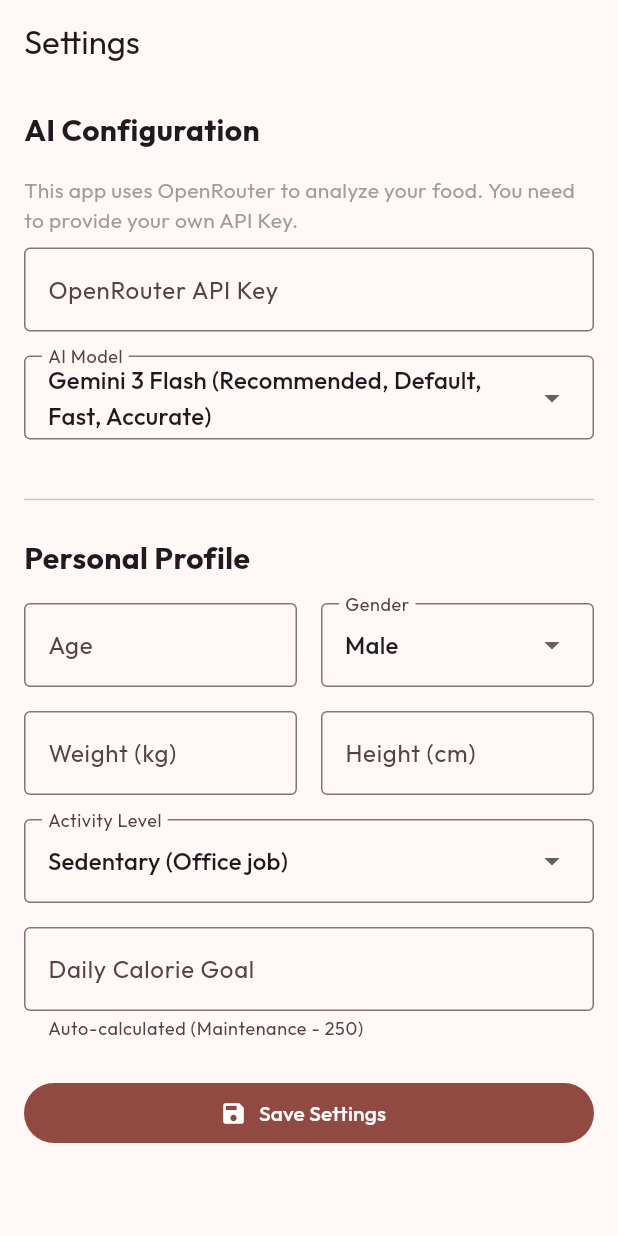
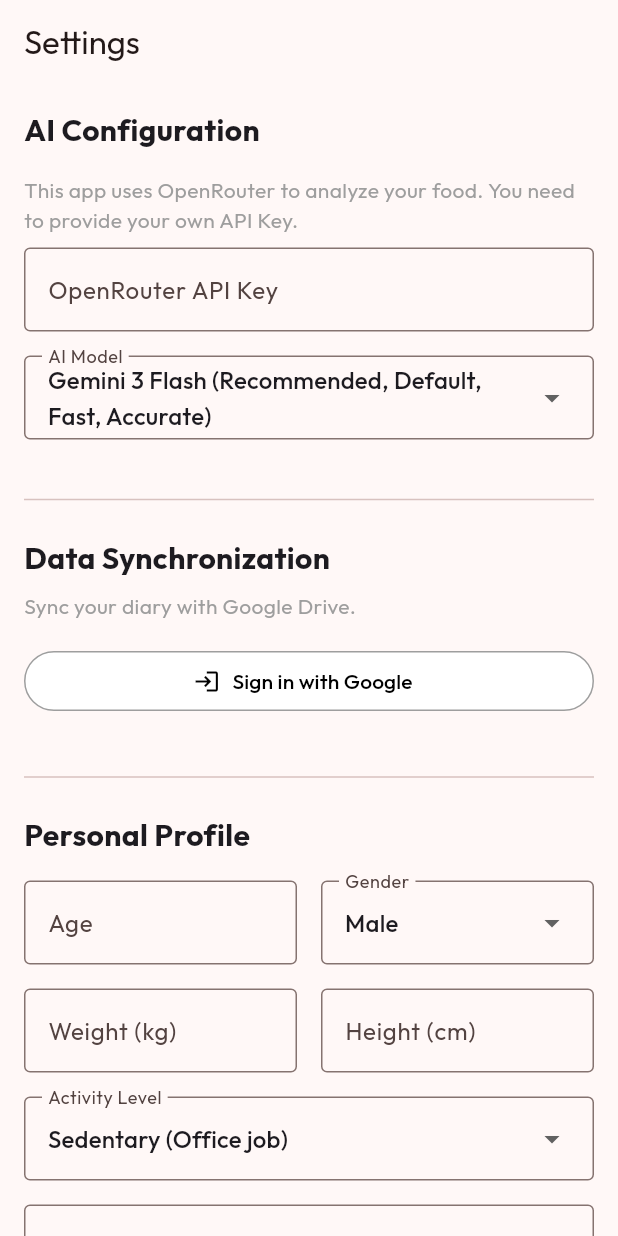
Before and after one commit to riki137/nutrinutri, a Flutter app: the SettingsPage screen opened by its route, on a phone screen of 412 x 824 dp. Run offline on Flutter 3.47's test engine with Material 3 defaults, Android fonts, the phone set to English and light mode, and no system bars; our stand-ins replace fl_chart, flutter_riverpod, gap, go_router, google_fonts, google_sign_in and 4 more; missing offline and left inert: extension_google_sign_in_as_googleapis_auth, googleapis; accounts and stored records are empty; generated files the repository leaves out were written again.

Commit message:
google sync

```diff
--- a/lib/features/settings/presentation/settings_page.dart
+++ b/lib/features/settings/presentation/settings_page.dart
@@ -2,6 +2,8 @@ import 'package:flutter/material.dart';
 import 'package:flutter_riverpod/flutter_riverpod.dart';
 import 'package:nutrinutri/core/providers.dart';
 import 'package:gap/gap.dart';
+import 'package:google_sign_in/google_sign_in.dart';
+import 'package:intl/intl.dart';
 
 class SettingsPage extends ConsumerStatefulWidget {
   const SettingsPage({super.key});
@@ -22,6 +24,8 @@ class _SettingsPageState extends ConsumerState<SettingsPage> {
   String _gender = 'male';
   String _activityLevel = 'sedentary';
   bool _isLoading = false;
+  bool _isSyncing = false;
+  GoogleSignInAccount? _currentUser;
 
   final Map<String, String> _models = {
     'google/gemini-3-flash-preview':
@@ -42,6 +46,55 @@ class _SettingsPageState extends ConsumerState<SettingsPage> {
   void initState() {
     super.initState();
     _loadSettings();
+    _initSync();
+  }
+
+  void _initSync() {
+    final syncService = ref.read(syncServiceProvider);
+    _currentUser = syncService.currentUser;
+    syncService.onCurrentUserChanged.listen((account) {
+      if (mounted) setState(() => _currentUser = account);
+    });
+    // Silent sign-in to restore session if available
+    syncService.signIn().catchError((e) {
+      debugPrint('Silent sign-in failed (expected if not signed in): $e');
+    });
+  }
+
+  Future<void> _handleSignIn() async {
+    try {
+      await ref.read(syncServiceProvider).signIn();
+    } catch (e) {
+      if (mounted) {
+        ScaffoldMessenger.of(
+          context,
+        ).showSnackBar(SnackBar(content: Text('Sign in failed: $e')));
+      }
+    }
+  }
+
+  Future<void> _handleSignOut() async {
+    await ref.read(syncServiceProvider).signOut();
+  }
+
+  Future<void> _handleSync() async {
+    setState(() => _isSyncing = true);
+    try {
+      final count = await ref.read(syncServiceProvider).sync();
+      if (mounted) {
+        ScaffoldMessenger.of(context).showSnackBar(
+          SnackBar(content: Text('Sync complete. $count items updated.')),
+        );
+      }
+    } catch (e) {
+      if (mounted) {
+        ScaffoldMessenger.of(
+          context,
+        ).showSnackBar(SnackBar(content: Text('Sync failed: $e')));
+      }
+    } finally {
+      if (mounted) setState(() => _isSyncing = false);
+    }
   }
 
   Future<void> _loadSettings() async {
@@ -229,6 +282,58 @@ class _SettingsPageState extends ConsumerState<SettingsPage> {
           const Gap(16),
 
           const Text(
+            'Data Synchronization',
+            style: TextStyle(fontSize: 20, fontWeight: FontWeight.bold),
+          ),
+          const Gap(8),
+          const Text(
+            'Sync your diary with Google Drive.',
+            style: TextStyle(color: Colors.grey),
+          ),
+          const Gap(16),
+          if (_currentUser == null)
+            FilledButton.icon(
+              onPressed: _handleSignIn,
+              icon: const Icon(Icons.login),
+              label: const Text('Sign in with Google'),
+              style: FilledButton.styleFrom(
+                backgroundColor: Colors.white,
+                foregroundColor: Colors.black,
+                side: const BorderSide(color: Colors.grey),
+              ),
+            )
+          else ...[
+            ListTile(
+              leading: GoogleUserCircleAvatar(identity: _currentUser!),
+              title: Text(_currentUser!.displayName ?? ''),
+              subtitle: Text(_currentUser!.email),
+              trailing: IconButton(
+                icon: const Icon(Icons.logout),
+                onPressed: _handleSignOut,
+              ),
+            ),
+            const Gap(8),
+            FilledButton.icon(
+              onPressed: _isSyncing ? null : _handleSync,
+              icon: _isSyncing
+                  ? const SizedBox(
+                      width: 20,
+                      height: 20,
+                      child: CircularProgressIndicator(
+                        strokeWidth: 2,
+                        color: Colors.white,
+                      ),
+                    )
+                  : const Icon(Icons.sync),
+              label: Text(_isSyncing ? 'Syncing...' : 'Sync Now'),
+            ),
+          ],
+
+          const Gap(32),
+          const Divider(),
+          const Gap(16),
+
+          const Text(
             'Personal Profile',
             style: TextStyle(fontSize: 20, fontWeight: FontWeight.bold),
           ),
--- a/pubspec.yaml
+++ b/pubspec.yaml
@@ -18,6 +18,12 @@ dependencies:
 
   # Navigation
   go_router: ^14.6.0
+
+  # Google & Sync
+  extension_google_sign_in_as_googleapis_auth: ^2.0.0
+  google_sign_in: ^6.2.1
+  googleapis: ^15.0.0
+  googleapis_auth: ^2.0.0
 
   # Database
   sqflite: ^2.4.1
```
Also changed, not shown: lib/core/providers.dart (+8 -0 lines), lib/core/services/kv_store.dart (+142 -32 lines), lib/core/services/sync_service.dart (added, +183 -0 lines), lib/core/providers.g.dart, lib/features/diary/application/diary_controller.g.dart, pubspec.lock, 11 other files.
